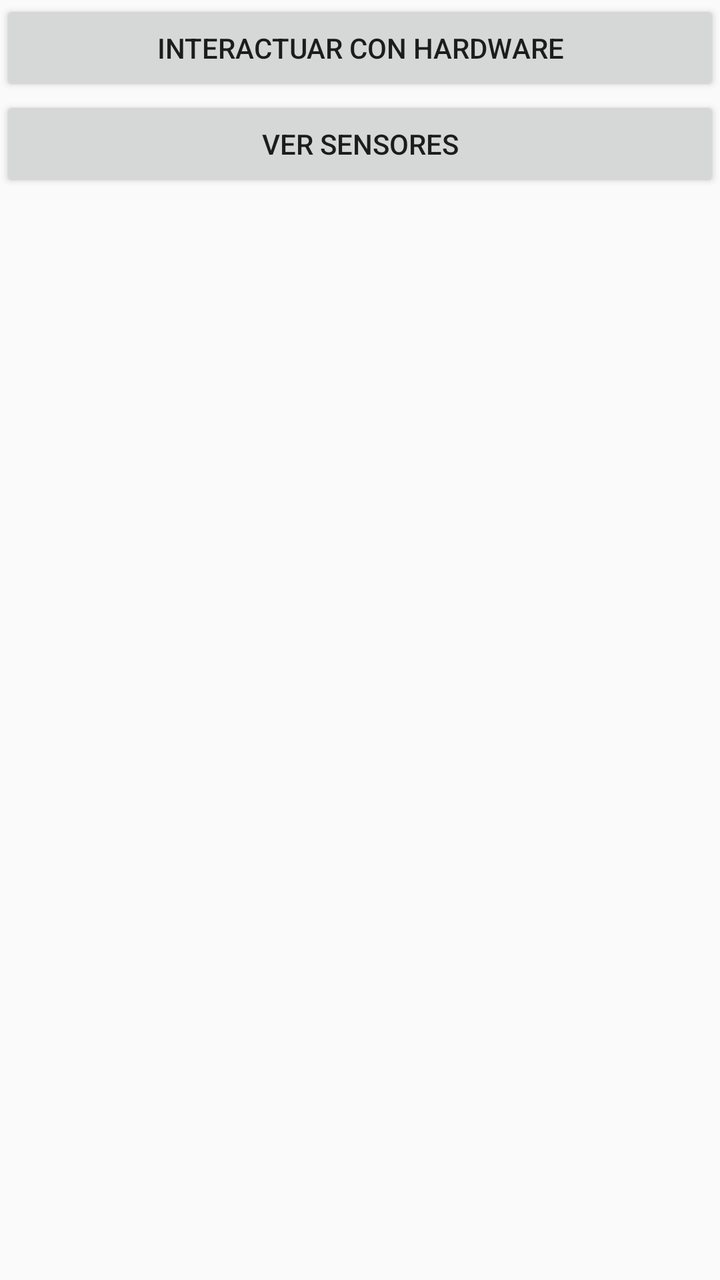
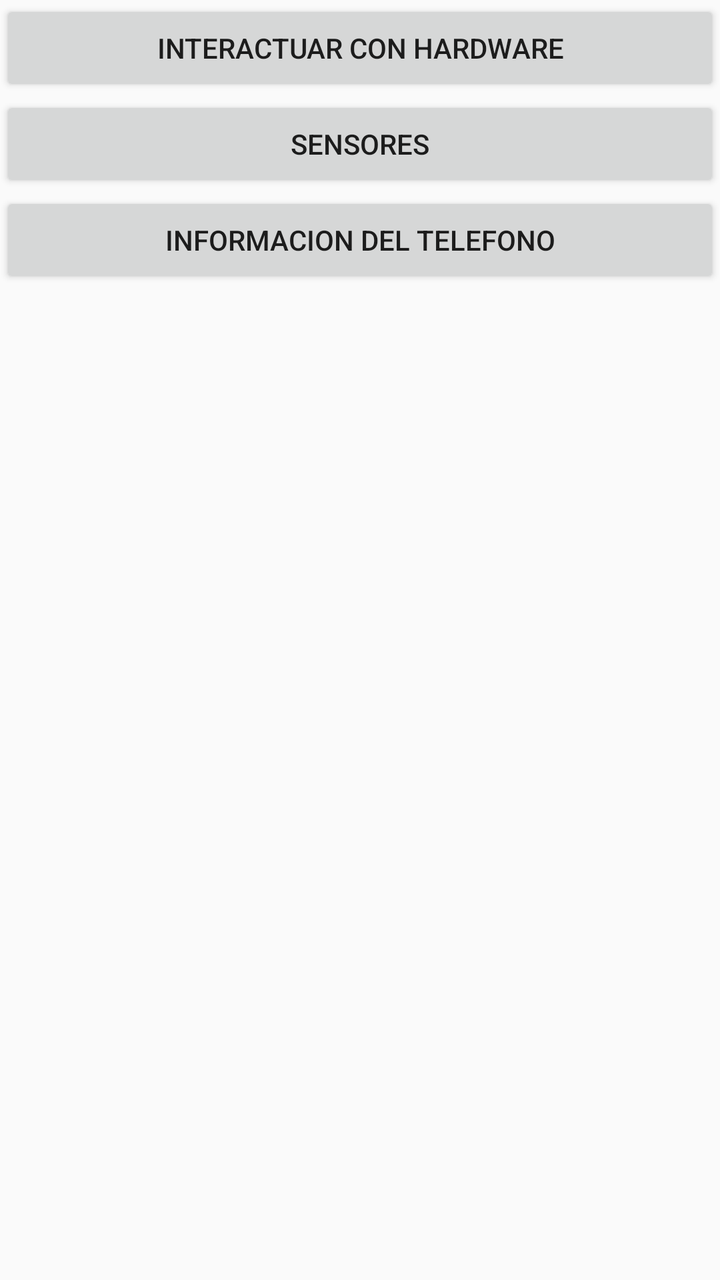

Screens rendered from an Android XML layout before and after an edit, with the pre-edit source and the edit as a unified diff.
<!-- AndroidManifest.xml: application theme Theme.SenseApp -->
<!-- res/layout/activity_main.xml -->
<?xml version="1.0" encoding="utf-8"?>
<LinearLayout xmlns:android="http://schemas.android.com/apk/res/android"
    xmlns:app="http://schemas.android.com/apk/res-auto"
    xmlns:tools="http://schemas.android.com/tools"
    android:id="@+id/main"
    android:orientation="vertical"
    android:layout_width="match_parent"
    android:layout_height="match_parent"
    tools:context=".MainActivity">

    <Button
        android:id="@+id/btnHardware"
        android:layout_width="match_parent"
        android:layout_height="wrap_content"
        android:text="Interactuar con Hardware" />

    <Button
        android:id="@+id/btnSensor"
        android:layout_width="match_parent"
        android:layout_height="wrap_content"
        android:text="Ver sensores" />
</LinearLayout>
<!-- resources referenced by this layout -->
<resources>
  <style name="Theme.SenseApp" parent="Theme.AppCompat.Light.NoActionBar" />
</resources>

<!-- the commit's change to res/layout/activity_main.xml (unified diff, before → after) -->
@@ -18,5 +18,13 @@
         android:id="@+id/btnSensor"
         android:layout_width="match_parent"
         android:layout_height="wrap_content"
-        android:text="Ver sensores" />
+        android:text="Sensores" />
+
+    <Button
+        android:id="@+id/btnTelephony"
+        android:layout_width="match_parent"
+        android:layout_height="wrap_content"
+        android:text="Informacion del telefono" />
+
+
 </LinearLayout>
